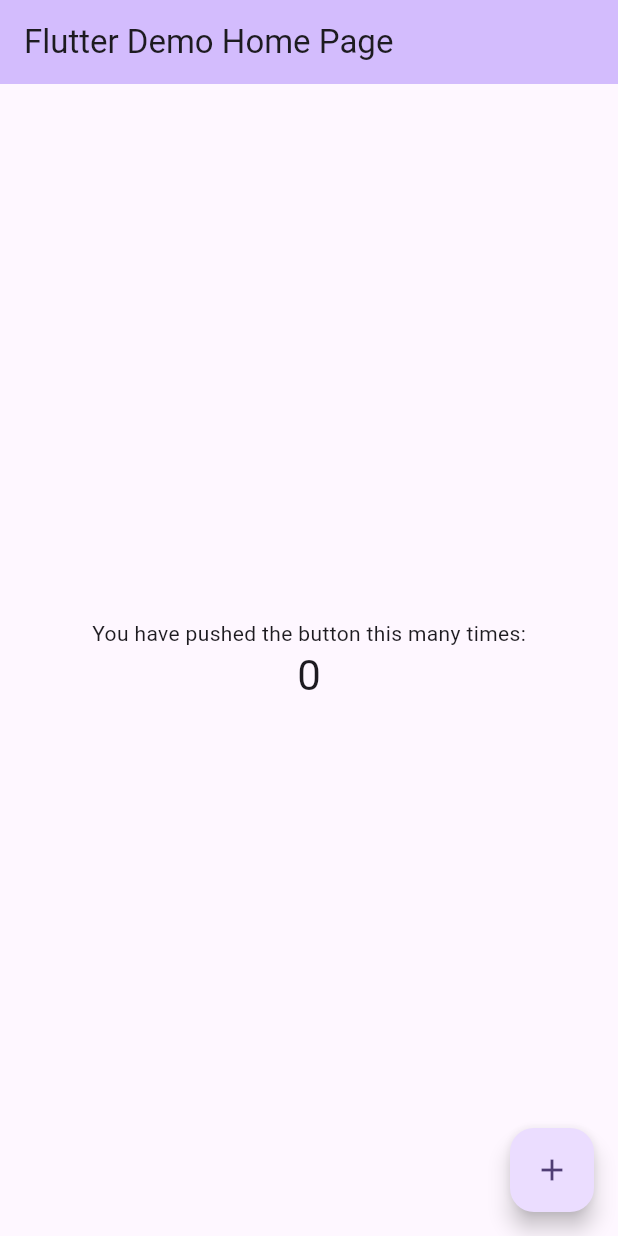
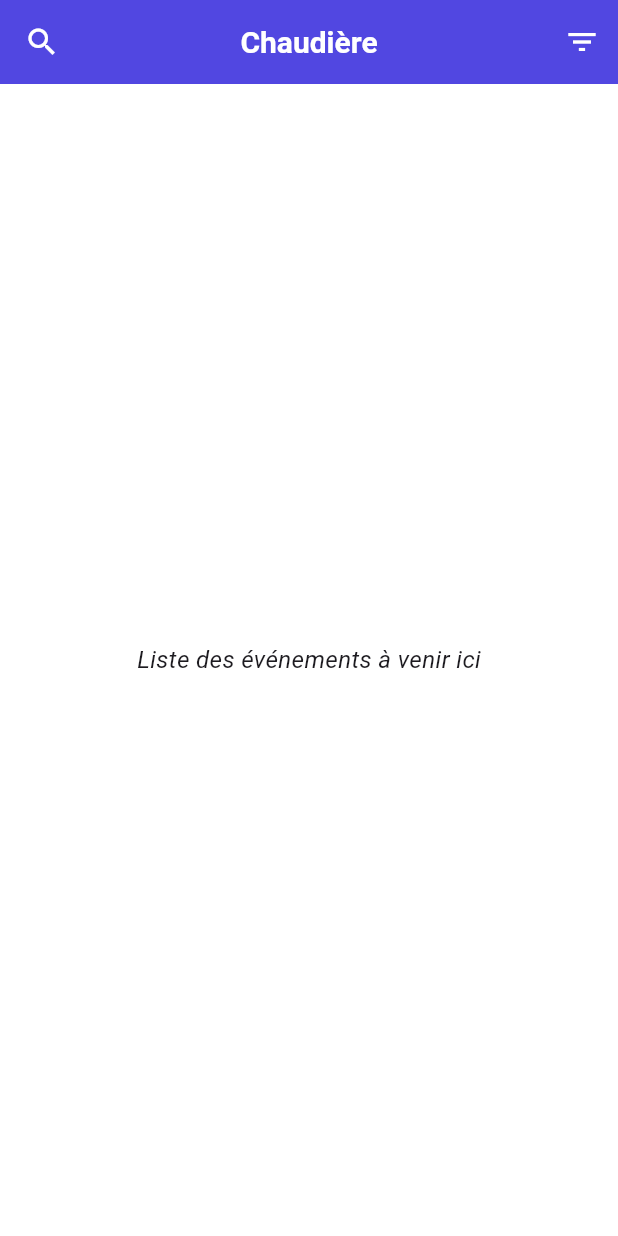
Before and after one commit to CaretteRobin/Chaudiere.app, a Flutter app: the screen it shows after launch, on a phone screen of 412 x 824 dp. Run offline on Flutter 3.47's test engine with Material 3 defaults, Android fonts, the light colour scheme and no system bars; Roboto replaces fonts that are missing (Arial).

Commit message:
feat(ui): setup MasterScreen layout with search and filter buttons, base of master_details

```diff
--- a/lib/main.dart
+++ b/lib/main.dart
@@ -1,122 +1,19 @@
 import 'package:flutter/material.dart';
+import 'screens/master_screen.dart';
+import 'theme/app_theme.dart';
 
-void main() {
-  runApp(const MyApp());
-}
+void main() => runApp(const ChaudiereApp());
 
-class MyApp extends StatelessWidget {
-  const MyApp({super.key});
+class ChaudiereApp extends StatelessWidget {
+  const ChaudiereApp({super.key});
 
-  // This widget is the root of your application.
   @override
   Widget build(BuildContext context) {
     return MaterialApp(
-      title: 'Flutter Demo',
-      theme: ThemeData(
-        // This is the theme of your application.
-        //
-        // TRY THIS: Try running your application with "flutter run". You'll see
-        // the application has a purple toolbar. Then, without quitting the app,
-        // try changing the seedColor in the colorScheme below to Colors.green
-        // and then invoke "hot reload" (save your changes or press the "hot
-        // reload" button in a Flutter-supported IDE, or press "r" if you used
-        // the command line to start the app).
-        //
-        // Notice that the counter didn't reset back to zero; the application
-        // state is not lost during the reload. To reset the state, use hot
-        // restart instead.
-        //
-        // This works for code too, not just values: Most code changes can be
-        // tested with just a hot reload.
-        colorScheme: ColorScheme.fromSeed(seedColor: Colors.deepPurple),
-      ),
-      home: const MyHomePage(title: 'Flutter Demo Home Page'),
+      title: 'Chaudière',
+      debugShowCheckedModeBanner: false,
+      theme: AppTheme.lightTheme,
+      home: const MasterScreen(),
     );
   }
 }
-
-class MyHomePage extends StatefulWidget {
-  const MyHomePage({super.key, required this.title});
-
-  // This widget is the home page of your application. It is stateful, meaning
-  // that it has a State object (defined below) that contains fields that affect
-  // how it looks.
-
-  // This class is the configuration for the state. It holds the values (in this
-  // case the title) provided by the parent (in this case the App widget) and
-  // used by the build method of the State. Fields in a Widget subclass are
-  // always marked "final".
-
-  final String title;
-
-  @override
-  State<MyHomePage> createState() => _MyHomePageState();
-}
-
-class _MyHomePageState extends State<MyHomePage> {
-  int _counter = 0;
-
-  void _incrementCounter() {
-    setState(() {
-      // This call to setState tells the Flutter framework that something has
-      // changed in this State, which causes it to rerun the build method below
-      // so that the display can reflect the updated values. If we changed
-      // _counter without calling setState(), then the build method would not be
-      // called again, and so nothing would appear to happen.
-      _counter++;
-    });
-  }
-
-  @override
-  Widget build(BuildContext context) {
-    // This method is rerun every time setState is called, for instance as done
-    // by the _incrementCounter method above.
-    //
-    // The Flutter framework has been optimized to make rerunning build methods
-    // fast, so that you can just rebuild anything that needs updating rather
-    // than having to individually change instances of widgets.
-    return Scaffold(
-      appBar: AppBar(
-        // TRY THIS: Try changing the color here to a specific color (to
-        // Colors.amber, perhaps?) and trigger a hot reload to see the AppBar
-        // change color while the other colors stay the same.
-        backgroundColor: Theme.of(context).colorScheme.inversePrimary,
-        // Here we take the value from the MyHomePage object that was created by
-        // the App.build method, and use it to set our appbar title.
-        title: Text(widget.title),
-      ),
-      body: Center(
-        // Center is a layout widget. It takes a single child and positions it
-        // in the middle of the parent.
-        child: Column(
-          // Column is also a layout widget. It takes a list of children and
-          // arranges them vertically. By default, it sizes itself to fit its
-          // children horizontally, and tries to be as tall as its parent.
-          //
-          // Column has various properties to control how it sizes itself and
-          // how it positions its children. Here we use mainAxisAlignment to
-          // center the children vertically; the main axis here is the vertical
-          // axis because Columns are vertical (the cross axis would be
-          // horizontal).
-          //
-          // TRY THIS: Invoke "debug painting" (choose the "Toggle Debug Paint"
-          // action in the IDE, or press "p" in the console), to see the
-          // wireframe for each widget.
-          mainAxisAlignment: MainAxisAlignment.center,
-          children: <Widget>[
-            const Text('You have pushed the button this many times:'),
-            Text(
-              '$_counter',
-              style: Theme.of(context).textTheme.headlineMedium,
-            ),
-          ],
-        ),
-      ),
-      floatingActionButton: FloatingActionButton(
-        onPressed: _incrementCounter,
-        tooltip: 'Increment',
-        child: const Icon(Icons.add),
-      ), // This trailing comma makes auto-formatting nicer for build methods.
-    );
-  }
-}
--- /dev/null
+++ b/lib/screens/master_screen.dart
@@ -0,0 +1,36 @@
+import 'package:flutter/material.dart';
+
+class MasterScreen extends StatelessWidget {
+  const MasterScreen({super.key});
+
+  @override
+  Widget build(BuildContext context) {
+    return Scaffold(
+      appBar: AppBar(
+        backgroundColor: const Color.fromRGBO(79, 70, 229, 1),
+        title: const Text('Chaudière'),
+        centerTitle: true,
+        leading: IconButton(
+          icon: const Icon(Icons.search),
+          onPressed: () {
+            // TODO: Ajouter la fonctionnalité de recherche
+          },
+        ),
+        actions: [
+          IconButton(
+            icon: const Icon(Icons.filter_list),
+            onPressed: () {
+              // TODO: Ajouter la fonctionnalité de filtrage
+            },
+          ),
+        ],
+      ),
+      body: const Center(
+        child: Text(
+          'Liste des événements à venir ici',
+          style: TextStyle(fontSize: 16, fontStyle: FontStyle.italic),
+        ),
+      ),
+    );
+  }
+}
--- /dev/null
+++ b/lib/theme/app_theme.dart
@@ -0,0 +1,21 @@
+import 'package:flutter/material.dart';
+
+class AppTheme {
+  static ThemeData get lightTheme {
+    return ThemeData(
+      fontFamily: 'Arial',
+      primaryColor: const Color.fromRGBO(79, 70, 229, 1),
+      scaffoldBackgroundColor: Colors.white,
+      appBarTheme: const AppBarTheme(
+        backgroundColor: Color.fromRGBO(79, 70, 229, 1),
+        foregroundColor: Colors.white,
+        elevation: 2,
+      ),
+      textTheme: const TextTheme(
+        titleLarge: TextStyle(fontWeight: FontWeight.bold, fontSize: 20),
+        bodyLarge: TextStyle(fontSize: 16),
+        bodyMedium: TextStyle(fontSize: 14),
+      ),
+    );
+  }
+}
```
Also changed, not shown: lib/core/models/event.dart (added, +22 -0 lines), lib/screens/master_details.dart (added, +52 -0 lines), pubspec.lock.
